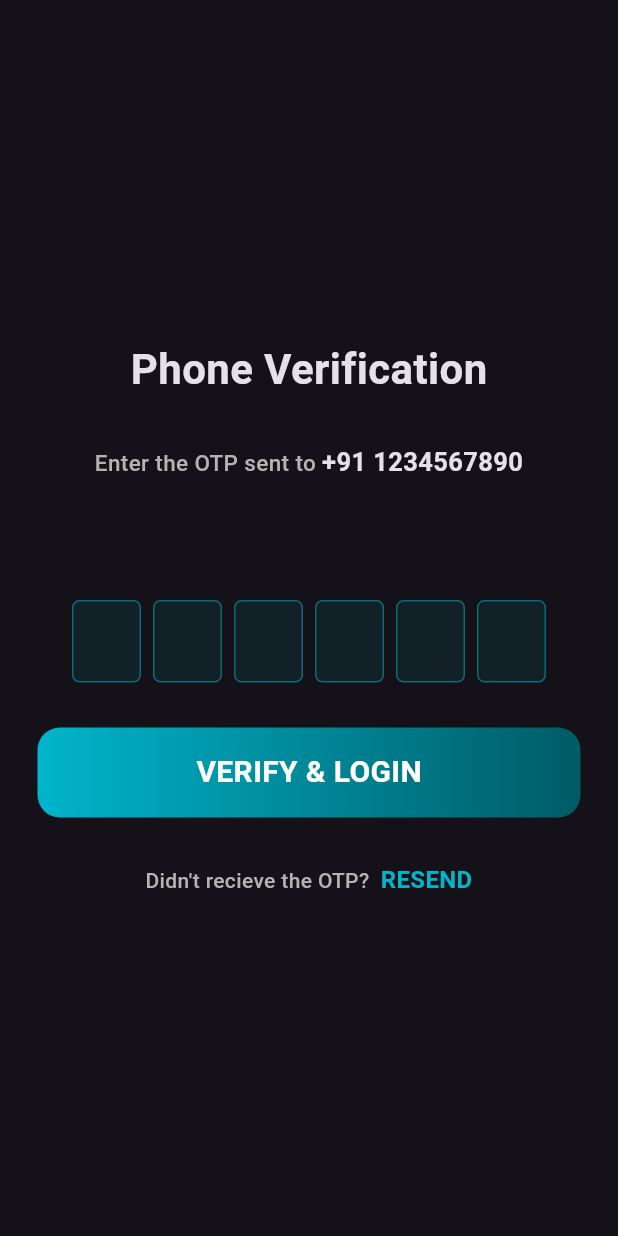
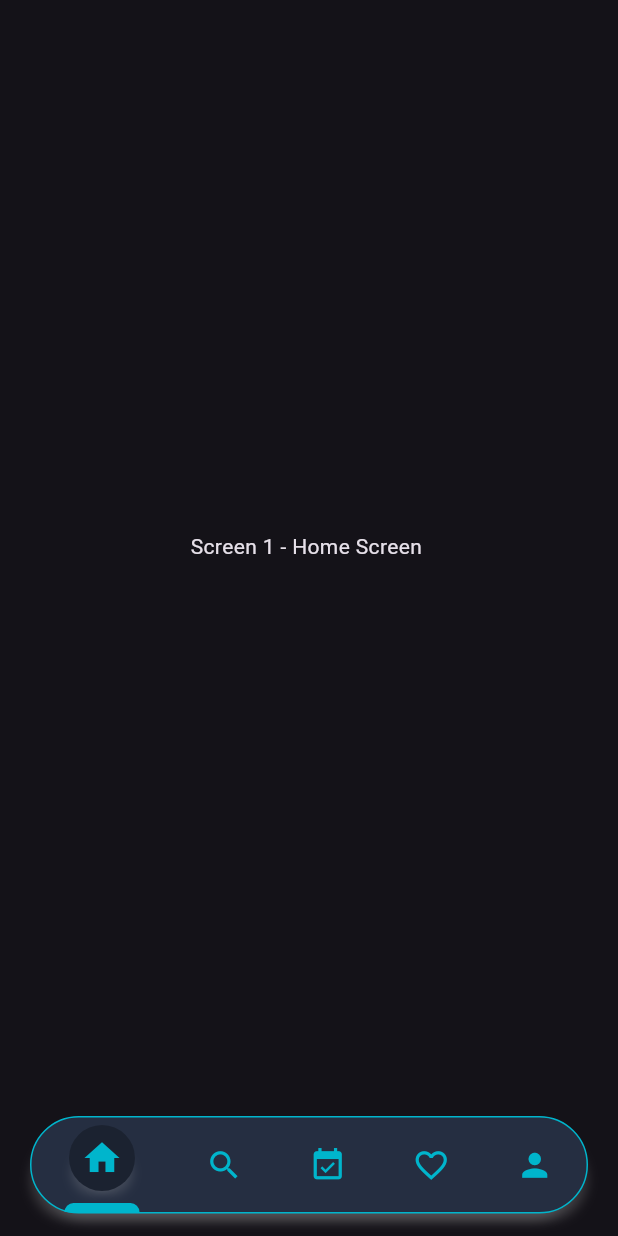
Before and after one commit to AbhinandhanaPU/houseboat_booking_app, a Flutter app: the OtpScreen screen opened directly, after a tap on "VERIFY & LOGIN", on a phone screen of 412 x 824 dp. Run offline on Flutter 3.47's test engine with Material 3 defaults, Android fonts, the phone set to English and light mode, and no system bars; drawn by our look-alikes of pinput; our stand-ins replace connectivity_plus, file_picker, image_picker, intl_phone_field, lottie, permission_handler.

Commit message:
IMPREMENTED BOTTOM NAV SCREEN

```diff
--- a/lib/app/views/auth_screens/otp_screen.dart
+++ b/lib/app/views/auth_screens/otp_screen.dart
@@ -3,6 +3,7 @@ import 'dart:developer';
 import 'package:flutter/gestures.dart';
 import 'package:flutter/material.dart';
 import 'package:houseboat_booking/app/utils/colors.dart';
+import 'package:houseboat_booking/app/views/home/home_nav_screen.dart';
 import 'package:houseboat_booking/app/widgets/colored_button.dart';
 import 'package:pinput/pinput.dart';
 
@@ -80,7 +81,11 @@ class OtpScreen extends StatelessWidget {
                 height: 60,
                 width: double.infinity,
                 onTap: () {
-                  if (formKey.currentState!.validate()) {}
+                  Navigator.push(
+                      context,
+                      MaterialPageRoute(
+                        builder: (context) => HomeNavScreen(),
+                      ));
                 },
               ),
               Text.rich(
--- /dev/null
+++ b/lib/app/views/home/home_nav_screen.dart
@@ -0,0 +1,133 @@
+import 'package:flutter/material.dart';
+import 'package:houseboat_booking/app/utils/colors.dart';
+
+class HomeNavScreen extends StatefulWidget {
+  const HomeNavScreen({super.key});
+
+  @override
+  State<HomeNavScreen> createState() => _HomeNavScreenState();
+}
+
+class _HomeNavScreenState extends State<HomeNavScreen> {
+  var currentIndex = 0; // Track selected tab
+
+  // List of screens corresponding to each navigation item
+  List<Widget> tabWidgets = [
+    Center(child: Text('Screen 1 - Home Screen ')),
+    Center(child: Text('Screen 2 - Search Screen')),
+    Center(child: Text('Screen 3 - Booking history Screen')),
+    Center(child: Text('Screen 4 - Favorite/cart Screen')),
+    Center(child: Text('Screen 5 -  Profile Screen')),
+  ];
+
+  final List<IconData> navIcons = [
+    Icons.home,
+    Icons.search,
+    Icons.event_available,
+    Icons.favorite_border,
+    Icons.person,
+  ];
+
+  @override
+  Widget build(BuildContext context) {
+    return Scaffold(
+      // Body content based on the selected tab - Displays the selected screen
+      body: tabWidgets[currentIndex],
+
+      // Bottom Navigation Bar
+      bottomNavigationBar: _buildBottonNavBar(),
+    );
+  }
+
+  Widget _buildBottonNavBar() {
+    return Container(
+      height: 65,
+      margin: const EdgeInsets.symmetric(horizontal: 20, vertical: 15),
+      decoration: BoxDecoration(
+        color: AppColors.backgroundSecondary,
+        borderRadius: BorderRadius.circular(40),
+        border: Border.all(
+          color: AppColors.lightPrimary,
+        ),
+        boxShadow: [
+          BoxShadow(
+            color: AppColors.lightGrey.withAlpha(56),
+            blurRadius: 5,
+            spreadRadius: -5,
+            offset: Offset(-5, 10),
+          ),
+          BoxShadow(
+            color: AppColors.lightGrey.withAlpha(56),
+            blurRadius: 5,
+            spreadRadius: -5,
+            offset: Offset(5, 10),
+          ),
+        ],
+      ),
+      child: Row(
+        mainAxisAlignment: MainAxisAlignment.spaceAround,
+        children: navIcons.asMap().entries.map((entry) {
+          return GestureDetector(
+            onTap: () {
+              setState(() {
+                currentIndex = entry.key;
+              });
+            },
+            child: currentIndex == entry.key
+                ? _buildActiveNavItem(icon: entry.value)
+                : Icon(
+                    entry.value,
+                    color: AppColors.lightPrimary,
+                    size: 25,
+                  ),
+          );
+        }).toList(),
+      ),
+    );
+  }
+
+  Widget _buildActiveNavItem({required IconData icon}) {
+    return Column(
+      mainAxisAlignment: MainAxisAlignment.end,
+      children: [
+        Container(
+          padding: EdgeInsets.all(8),
+          decoration: BoxDecoration(
+            shape: BoxShape.circle,
+            color: AppColors.backgroundPrimary,
+            boxShadow: [
+              BoxShadow(
+                color: AppColors.lightGrey.withAlpha(56),
+                blurRadius: 5,
+                spreadRadius: -8,
+                offset: Offset(-6, 10),
+              ),
+              BoxShadow(
+                color: AppColors.lightGrey.withAlpha(56),
+                blurRadius: 5,
+                spreadRadius: -8,
+                offset: Offset(6, 10),
+              ),
+            ],
+          ),
+          child: Icon(
+            icon,
+            color: AppColors.lightPrimary,
+            size: 28,
+          ),
+        ),
+        SizedBox(
+          height: 8,
+        ),
+        Container(
+          height: 6,
+          width: 50,
+          decoration: BoxDecoration(
+            borderRadius: BorderRadius.vertical(top: Radius.circular(10)),
+            color: AppColors.lightPrimary,
+          ),
+        )
+      ],
+    );
+  }
+}
```
Also changed, not shown: 1 other file.
